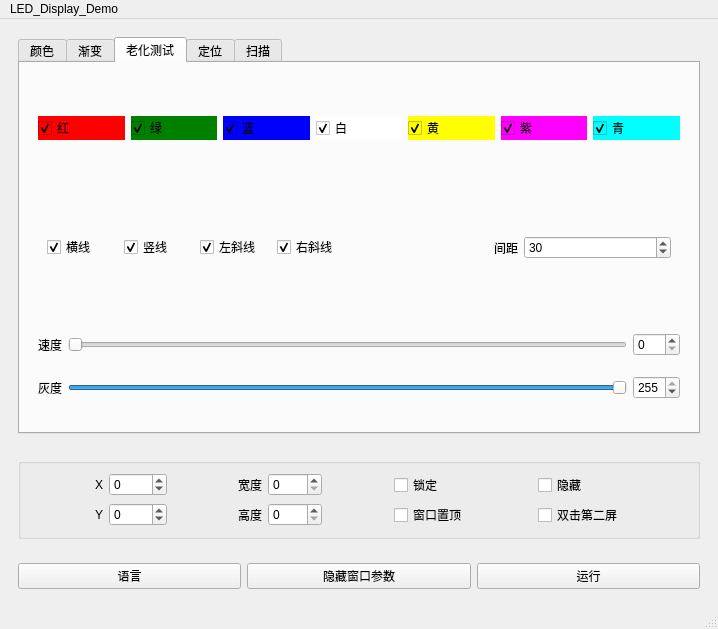
First picture: the form in LED_Display_Demo/LED_Display_Demo/mainwindow.ui, repository Limitlloss/QT_Study, before the edit.
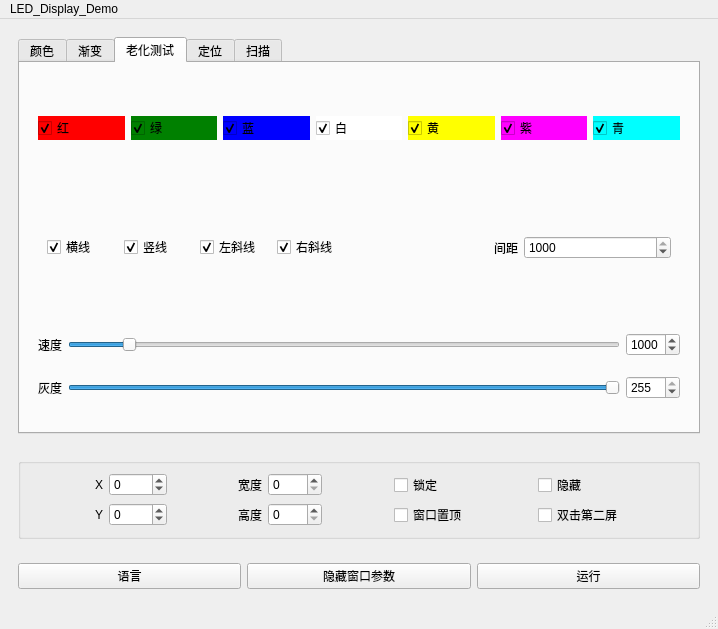
Second picture: the form after the edit. The open tabs and pages were chosen to show the change.

What changed in the file:
```diff
--- a/LED_Display_Demo/LED_Display_Demo/mainwindow.ui
+++ b/LED_Display_Demo/LED_Display_Demo/mainwindow.ui
@@ -510,9 +510,15 @@
                   </widget>
                  </item>
                  <item>
-                  <widget class="QSpinBox" name="spinBox_LineSpacing">
+                  <widget class="QSpinBox" name="spinBox_spin">
+                   <property name="minimum">
+                    <number>0</number>
+                   </property>
+                   <property name="maximum">
+                    <number>1000</number>
+                   </property>
                    <property name="value">
-                    <number>30</number>
+                    <number>1000</number>
                    </property>
                   </widget>
                  </item>
@@ -539,7 +545,14 @@
                </widget>
               </item>
               <item row="1" column="2">
-               <widget class="QSpinBox" name="spinBox_speed_2"/>
+               <widget class="QSpinBox" name="spinBox_interval">
+                <property name="maximum">
+                 <number>9999</number>
+                </property>
+                <property name="value">
+                 <number>1000</number>
+                </property>
+               </widget>
               </item>
               <item row="3" column="0">
                <widget class="QLabel" name="label_8">
@@ -567,6 +580,12 @@
               </item>
               <item row="1" column="1">
                <widget class="QSlider" name="horizontalSlider_aging_speed">
+                <property name="maximum">
+                 <number>10000</number>
+                </property>
+                <property name="value">
+                 <number>1000</number>
+                </property>
                 <property name="orientation">
                  <enum>Qt::Orientation::Horizontal</enum>
                 </property>
```
Left out of the diff: 4 changed lines with no effect on the pictures.
